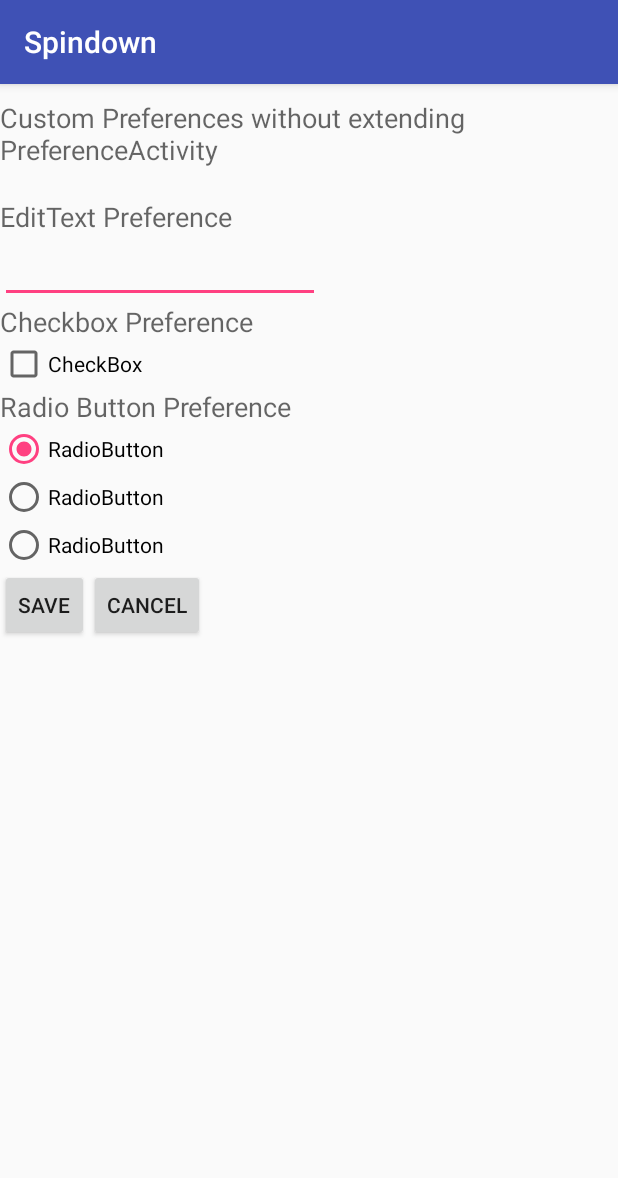
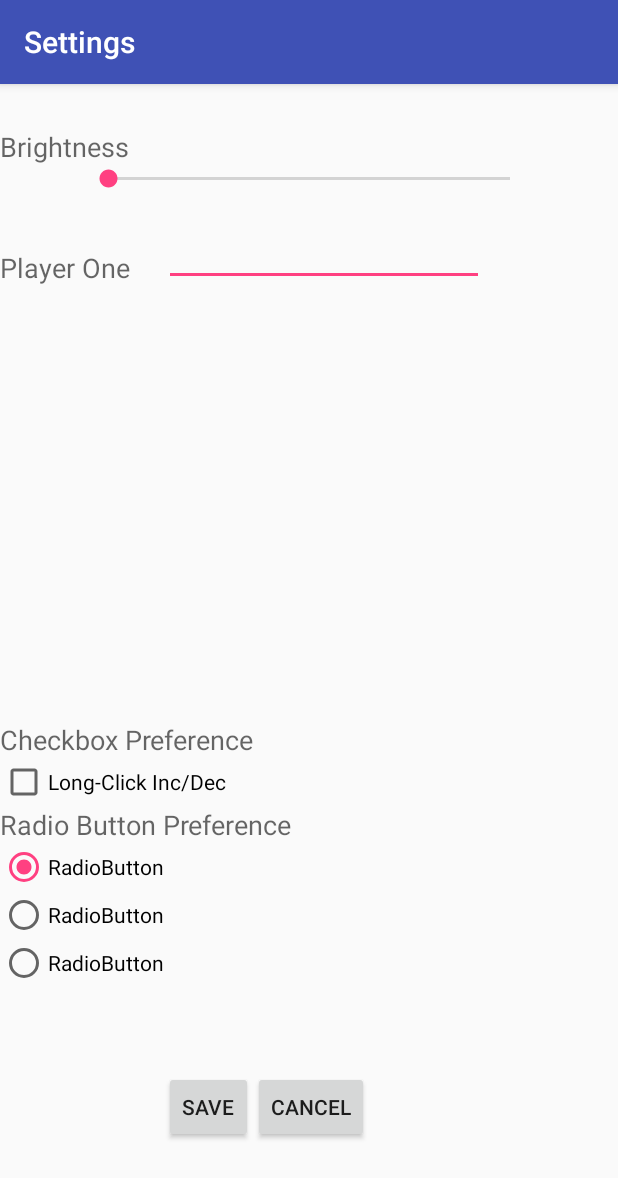
Before and after one commit to changwinstonr/Spindown, an Android app: the CustomPref screen opened directly, with no data from a screen before it, on a phone screen of 412 x 824 dp. Shown: the top 1178 px of the screen. Run offline under Robolectric (Android 15) with nearby library versions, the phone set to English and light mode, and no system bars.

Commit message:
Add some functionality to settings

```diff
--- a/app/src/main/AndroidManifest.xml
+++ b/app/src/main/AndroidManifest.xml
@@ -1,6 +1,9 @@
 <?xml version="1.0" encoding="utf-8"?>
 <manifest xmlns:android="http://schemas.android.com/apk/res/android"
           package="affinity.spindown">
+
+    <uses-permission android:name="android.permission.WRITE_SETTINGS" >
+    </uses-permission>
 
     <application
         android:allowBackup="true"
@@ -23,7 +26,8 @@
         </activity>
         <activity android:name=".FourPlayerActivity">
         </activity>
-        <activity android:name=".CustomPref">
+        <activity android:name=".CustomPref"
+            android:label="@string/settings">
         </activity>
     </application>
 
--- a/app/src/main/java/affinity/spindown/CustomPref.java
+++ b/app/src/main/java/affinity/spindown/CustomPref.java
@@ -3,6 +3,7 @@ package affinity.spindown;
 import android.app.Activity;
 import android.content.SharedPreferences;
 import android.os.Bundle;
+import android.provider.Settings;
 import android.support.v7.app.AppCompatActivity;
 import android.util.Log;
 import android.view.View;
@@ -12,6 +13,7 @@ import android.widget.CheckBox;
 import android.widget.EditText;
 import android.widget.RadioButton;
 import android.widget.RadioGroup;
+import android.widget.SeekBar;
 
 
 public class CustomPref extends AppCompatActivity {
@@ -19,6 +21,7 @@ public class CustomPref extends AppCompatActivity {
     private EditText prefEditText;
     private CheckBox prefCheckbox;
     private RadioGroup prefRadioGroup;
+    private SeekBar seekBar;
 
     @Override
     public void onCreate(Bundle savedInstanceState) {
@@ -30,6 +33,7 @@ public class CustomPref extends AppCompatActivity {
         prefEditText = (EditText) findViewById(R.id.editText1);
         prefEditText.setText(customSharedPreference.getString("myEditTextPref", ""));
 
+        //If checkbox is false, make radiogroup invisible
         prefCheckbox = (CheckBox) findViewById(R.id.checkBox1);
         prefCheckbox.setChecked(customSharedPreference.getBoolean("myCheckBoxPref", false));
 
@@ -56,6 +60,42 @@ public class CustomPref extends AppCompatActivity {
             }
         });
 
+        seekBar = (SeekBar) findViewById(R.id.seekBar1);
+        seekBar.setMax(255);
+
+        float curBrightnessValue = 0;
+        try {
+            curBrightnessValue = android.provider.Settings.System.getInt(
+                    getContentResolver(),
+                    android.provider.Settings.System.SCREEN_BRIGHTNESS);
+        } catch (Settings.SettingNotFoundException e) {
+            e.printStackTrace();
+        }
+
+        int screen_brightness = (int) curBrightnessValue;
+        seekBar.setProgress(screen_brightness);
+        seekBar.setOnSeekBarChangeListener(new SeekBar.OnSeekBarChangeListener() {
+            int progress = 0;
+
+            @Override
+            public void onProgressChanged(SeekBar seekBar, int progresValue,
+                                          boolean fromUser) {
+                progress = progresValue;
+            }
+
+            @Override
+            public void onStartTrackingTouch(SeekBar seekBar) {
+                //Do nothing!
+            }
+
+            @Override
+            public void onStopTrackingTouch(SeekBar seekBar) {
+                android.provider.Settings.System.putInt(getContentResolver(),
+                        android.provider.Settings.System.SCREEN_BRIGHTNESS,
+                        progress);
+            }
+        });
+
     }
 
     private void savePreferences(){
--- a/app/src/main/res/layout/activity_custom_pref.xml
+++ b/app/src/main/res/layout/activity_custom_pref.xml
@@ -1,66 +1,133 @@
 <?xml version="1.0" encoding="UTF-8"?>
-<RelativeLayout xmlns:android="http://schemas.android.com/apk/res/android"
-                xmlns:tools="http://schemas.android.com/tools" android:layout_width="match_parent"
-                android:layout_height="match_parent"
-                android:id="@+id/customPref">
+<RelativeLayout
+    xmlns:android="http://schemas.android.com/apk/res/android"
+    android:layout_width="match_parent"
+    android:layout_height="match_parent"
+    android:id="@+id/customPref">
+    <TextView
+        android:layout_width="wrap_content"
+        android:layout_height="wrap_content"
+        android:id="@+id/seekBrightness"
+        android:textAppearance="?android:attr/textAppearanceMedium"
+        android:text="@string/brightness"
+        android:layout_marginTop="29dp"
+        android:layout_alignParentTop="true"
+        android:layout_toRightOf="@+id/radioGroup1"
+        android:layout_toEndOf="@+id/radioGroup1"/>
+    <SeekBar
+        android:id="@+id/seekBar1"
+        android:layout_width="300dp"
+        android:layout_height="wrap_content"
+        android:max="10"
+        android:layout_below="@+id/seekBrightness"
+        android:layout_centerHorizontal="true"/>
 
-    <TextView android:id="@+id/textView1" android:layout_width="wrap_content"
-              android:layout_height="wrap_content" android:layout_alignParentLeft="true"
-              android:layout_alignParentTop="true" android:layout_marginTop="10dp"
-              android:text="Custom Preferences without extending PreferenceActivity"
-              android:textAppearance="?android:attr/textAppearanceMedium" />
+    <TextView
+        android:id="@+id/textView"
+        android:layout_width="wrap_content"
+        android:layout_height="wrap_content"
+        android:text="@string/playerOne"
+        android:textAppearance="?android:attr/textAppearanceMedium"
+        android:layout_below="@+id/seekBar1"
+        android:layout_toRightOf="@+id/radioGroup1"
+        android:layout_toEndOf="@+id/radioGroup1"
+        android:layout_marginTop="38dp"/>
 
-    <TextView android:id="@+id/textView2" android:layout_width="wrap_content"
-              android:layout_height="wrap_content" android:layout_alignParentLeft="true"
-              android:layout_below="@+id/textView1" android:layout_marginTop="20dp"
-              android:text="EditText Preference" android:textAppearance="?android:attr/textAppearanceMedium" />
-
-    <EditText android:id="@+id/editText1" android:layout_width="wrap_content"
-              android:layout_height="wrap_content" android:layout_alignParentLeft="true"
-              android:layout_below="@+id/textView2" android:ems="10">
-
+    <EditText
+        android:id="@+id/editText1"
+        android:layout_width="wrap_content"
+        android:layout_height="wrap_content"
+        android:ems="10"
+        android:layout_alignBottom="@+id/textView"
+        android:layout_alignLeft="@+id/save"
+        android:layout_alignStart="@+id/save">
         <requestFocus />
     </EditText>
 
-    <TextView android:id="@+id/textView3" android:layout_width="wrap_content"
-              android:layout_height="wrap_content" android:layout_alignParentLeft="true"
-              android:layout_below="@+id/editText1" android:text="Checkbox Preference"
-              android:textAppearance="?android:attr/textAppearanceMedium" />
+    <TextView
+        android:id="@+id/textView3"
+        android:layout_width="wrap_content"
+        android:layout_height="wrap_content"
+        android:text="Checkbox Preference"
+        android:textAppearance="?android:attr/textAppearanceMedium"
+        android:layout_above="@+id/checkBox1"
+        android:layout_alignParentLeft="true"
+        android:layout_alignParentStart="true"/>
 
-    <CheckBox android:id="@+id/checkBox1" android:layout_width="wrap_content"
-              android:layout_height="wrap_content" android:layout_alignParentLeft="true"
-              android:layout_below="@+id/textView3" android:text="CheckBox" />
+    <CheckBox
+        android:id="@+id/checkBox1"
+        android:layout_width="wrap_content"
+        android:layout_height="wrap_content"
+        android:text="@string/longPress"
+        android:layout_toRightOf="@+id/radioGroup1"
+        android:layout_toEndOf="@+id/radioGroup1"
+        android:layout_above="@+id/textView4"/>
 
-    <TextView android:id="@+id/textView4" android:layout_width="wrap_content"
-              android:layout_height="wrap_content" android:layout_alignParentLeft="true"
-              android:layout_below="@+id/checkBox1" android:text="Radio Button Preference"
-              android:textAppearance="?android:attr/textAppearanceMedium" />
+    <TextView
+        android:id="@+id/textView4"
+        android:layout_width="wrap_content"
+        android:layout_height="wrap_content"
+        android:text="Radio Button Preference"
+        android:textAppearance="?android:attr/textAppearanceMedium"
+        android:layout_above="@+id/radio0"
+        android:layout_alignParentLeft="true"
+        android:layout_alignParentStart="true"/>
 
-    <RadioGroup android:id="@+id/radioGroup1"
-                android:layout_width="wrap_content" android:layout_height="wrap_content"
-                android:layout_alignParentLeft="true" android:layout_below="@+id/textView4">
+    <RadioGroup
+        android:id="@+id/radioGroup1"
+        android:layout_width="wrap_content"
+        android:layout_height="wrap_content"
+        android:layout_alignParentLeft="true"
+        android:layout_below="@+id/textView4">
 
-        <RadioButton android:id="@+id/radio0"
-                     android:layout_width="wrap_content" android:layout_height="wrap_content"
-                     android:checked="true" android:text="RadioButton" />
-
-        <RadioButton android:id="@+id/radio1"
-                     android:layout_width="wrap_content" android:layout_height="wrap_content"
-                     android:text="RadioButton" />
-
-        <RadioButton android:id="@+id/radio2"
-                     android:layout_width="wrap_content" android:layout_height="wrap_content"
-                     android:text="RadioButton" />
     </RadioGroup>
 
-    <Button android:id="@+id/save" style="?android:attr/buttonStyleSmall"
-            android:layout_width="wrap_content" android:layout_height="wrap_content"
-            android:layout_alignParentLeft="true" android:layout_below="@+id/radioGroup1"
-            android:text="Save" />
+    <Button
+        android:id="@+id/save" style="?android:attr/buttonStyleSmall"
+        android:layout_width="wrap_content"
+        android:layout_height="wrap_content"
+        android:text="Save"
+        android:layout_alignTop="@+id/close"
+        android:layout_toLeftOf="@+id/close"
+        android:layout_toStartOf="@+id/close"/>
 
-    <Button android:id="@+id/close" style="?android:attr/buttonStyleSmall"
-            android:layout_width="wrap_content" android:layout_height="wrap_content"
-            android:layout_alignBaseline="@+id/save" android:layout_alignBottom="@+id/save"
-            android:layout_toRightOf="@+id/save" android:text="Cancel" />
+    <Button
+        android:id="@+id/close" style="?android:attr/buttonStyleSmall"
+        android:layout_width="wrap_content"
+        android:layout_height="wrap_content"
+        android:text="Cancel"
+        android:layout_alignParentBottom="true"
+        android:layout_toRightOf="@+id/textView3"
+        android:layout_toEndOf="@+id/textView3"
+        android:layout_marginBottom="62dp"/>
+
+    <RadioButton
+        android:id="@+id/radio2"
+        android:layout_width="wrap_content"
+        android:layout_height="wrap_content"
+        android:text="RadioButton"
+        android:layout_marginBottom="56dp"
+        android:layout_above="@+id/save"
+        android:layout_alignParentLeft="true"
+        android:layout_alignParentStart="true"/>
+
+    <RadioButton
+        android:id="@+id/radio1"
+        android:layout_width="wrap_content"
+        android:layout_height="wrap_content"
+        android:text="RadioButton"
+        android:layout_above="@+id/radio2"
+        android:layout_toRightOf="@+id/radioGroup1"
+        android:layout_toEndOf="@+id/radioGroup1"/>
+
+    <RadioButton
+        android:id="@+id/radio0"
+        android:layout_width="wrap_content"
+        android:layout_height="wrap_content"
+        android:checked="true"
+        android:text="RadioButton"
+        android:layout_above="@+id/radio1"
+        android:layout_toRightOf="@+id/radioGroup1"
+        android:layout_toEndOf="@+id/radioGroup1"/>
 
 </RelativeLayout>
--- a/app/src/main/res/values-w820dp/strings.xml
+++ b/app/src/main/res/values-w820dp/strings.xml
@@ -1,4 +1,6 @@
 <?xml version="1.0" encoding="utf-8"?>
 <resources>
     <string name="settings">Settings</string>
+    <string name="playerOne">Player One</string>
+    <string name="longPress">Long-Click Inc/Dec</string>
 </resources>
--- a/app/src/main/res/values/strings.xml
+++ b/app/src/main/res/values/strings.xml
@@ -26,4 +26,7 @@
     <string name="summary_parent_preference">summ parent pref</string>
     <string name="title_child_preference">title child pref</string>
     <string name="summary_child_preference">summ child pref</string>
+    <string name="playerOne">Player One</string>
+    <string name="longPress">Long-Click Inc/Dec</string>
+    <string name="brightness">Brightness</string>
 </resources>
```
Also changed, not shown: app/src/main/res/xml/preferences.xml (deleted, +0 -84 lines).
